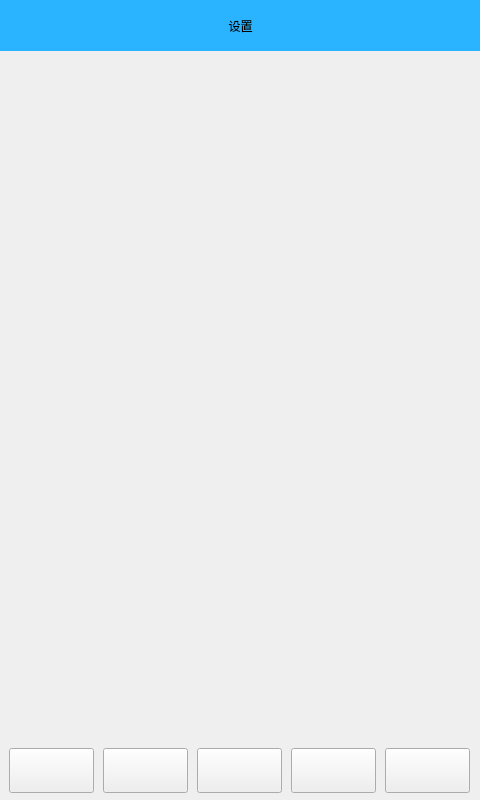
Qt form TaskManager/View/mainwindow.ui (xingyimen/GanShiTaskManager) before a commit.
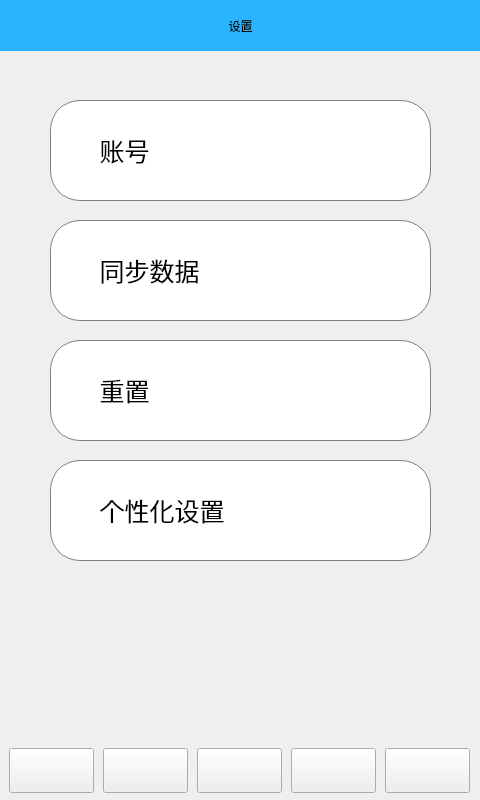
The same form after that commit. The open tabs and pages were chosen to show the change. Icons and pictures are not drawn. Custom widgets are drawn as their Qt base class.

What changed in the file:
```diff
--- a/TaskManager/View/mainwindow.ui
+++ b/TaskManager/View/mainwindow.ui
@@ -305,6 +305,117 @@
        </property>
       </widget>
      </widget>
+     <widget class="QPushButton" name="accountinfo">
+      <property name="geometry">
+       <rect>
+        <x>50</x>
+        <y>100</y>
+        <width>381</width>
+        <height>101</height>
+       </rect>
+      </property>
+      <property name="styleSheet">
+       <string notr="true">QPushButton{
+	background-color: white;
+	border: 1px solid gray;
+	border-radius:30px;
+    font:25px; 
+    font-family: Segoe UI;
+    text-align : left;
+}
+QPushButton:hover{
+background-color: rgb(181, 225, 250);
+}
+</string>
+      </property>
+      <property name="text">
+       <string>       账号</string>
+      </property>
+      <property name="default">
+       <bool>false</bool>
+      </property>
+     </widget>
+     <widget class="QPushButton" name="synchronize">
+      <property name="geometry">
+       <rect>
+        <x>50</x>
+        <y>220</y>
+        <width>381</width>
+        <height>101</height>
+       </rect>
+      </property>
+      <property name="styleSheet">
+       <string notr="true">QPushButton{
+	background-color: white;
+	border: 1px solid gray;
+	border-radius:30px;
+    font:25px; 
+    font-family: Segoe UI;
+    text-align : left;
+}
+QPushButton:hover{
+background-color: rgb(181, 225, 250);
+}
+</string>
+      </property>
+      <property name="text">
+       <string>       同步数据</string>
+      </property>
+     </widget>
+     <widget class="QPushButton" name="reset">
+      <property name="geometry">
+       <rect>
+        <x>50</x>
+        <y>340</y>
+        <width>381</width>
+        <height>101</height>
+       </rect>
+      </property>
+      <property name="styleSheet">
+       <string notr="true">QPushButton{
+	background-color: white;
+	border: 1px solid gray;
+	border-radius:30px;
+    font:25px; 
+    font-family: Segoe UI;
+    text-align : left;
+}
+QPushButton:hover{
+background-color: rgb(181, 225, 250);
+}
+</string>
+      </property>
+      <property name="text">
+       <string>       重置</string>
+      </property>
+     </widget>
+     <widget class="QPushButton" name="individuation">
+      <property name="geometry">
+       <rect>
+        <x>50</x>
+        <y>460</y>
+        <width>381</width>
+        <height>101</height>
+       </rect>
+      </property>
+      <property name="styleSheet">
+       <string notr="true">QPushButton{
+	background-color: white;
+	border: 1px solid gray;
+	border-radius:30px;
+    font:25px; 
+    font-family: Segoe UI;
+    text-align : left;
+}
+QPushButton:hover{
+background-color: rgb(181, 225, 250);
+}
+</string>
+      </property>
+      <property name="text">
+       <string>       个性化设置</string>
+      </property>
+     </widget>
     </widget>
    </widget>
    <widget class="QWidget" name="menu" native="true">
@@ -489,6 +600,18 @@
    <extends>QLabel</extends>
    <header>titlelabel.h</header>
   </customwidget>
+  <customwidget>
+   <class>ScheItem</class>
+   <extends>QWidget</extends>
+   <header>scheitem.h</header>
+   <container>1</container>
+  </customwidget>
+  <customwidget>
+   <class>WorkItem</class>
+   <extends>QWidget</extends>
+   <header>workitem.h</header>
+   <container>1</container>
+  </customwidget>
  </customwidgets>
  <resources/>
  <connections/>
```
Left out of the diff: 161 changed lines with no effect on the pictures.
